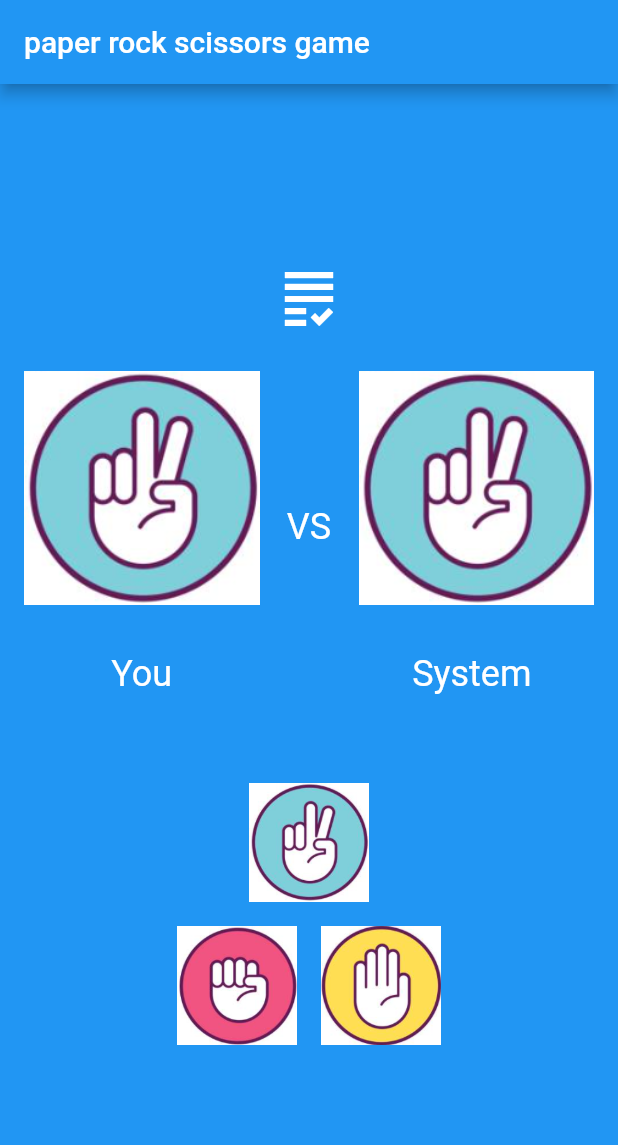
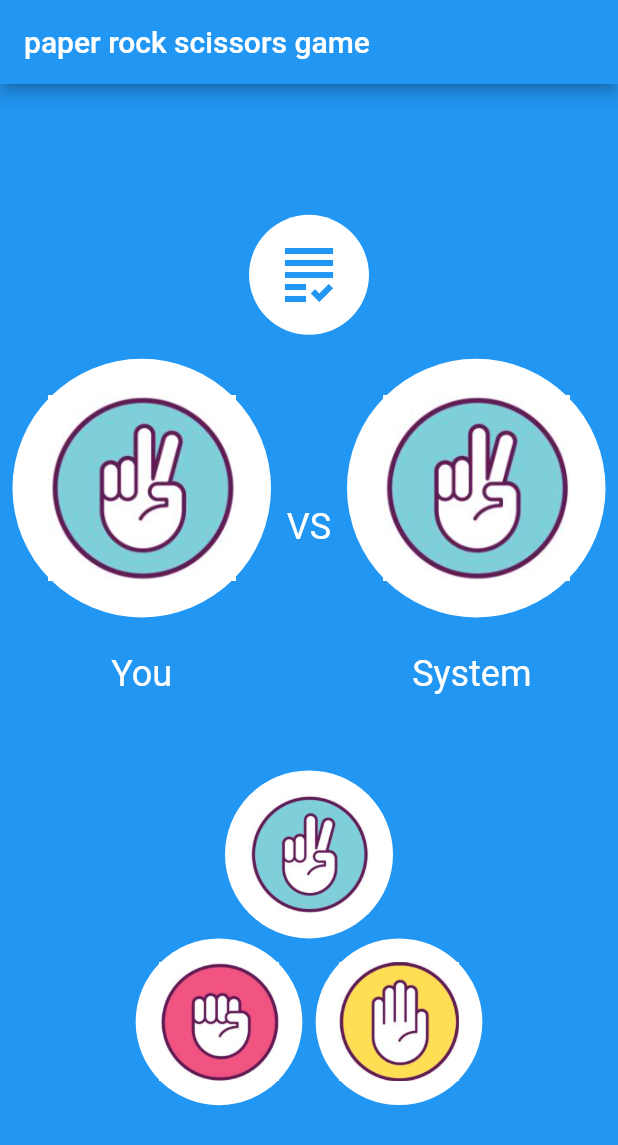
Before and after one commit to AhmadHaniShaheen/paper-rock-scissors-game, a Flutter app: the screen it shows after launch, on a phone screen of 412 x 824 dp. Shown: the top 1145 px of the screen. Run offline on Flutter 3.47's test engine with Material 2 defaults, Android fonts, the light colour scheme and no system bars.

Commit message:
animation part step-4

```diff
--- a/lib/main.dart
+++ b/lib/main.dart
@@ -1,3 +1,4 @@
+import 'dart:async';
 import 'dart:math';
 
 import 'package:flutter/material.dart';
@@ -27,8 +28,11 @@ class DicePage extends StatefulWidget {
 class _DicePageState extends State<DicePage> {
   int leftImage = 1;
   int rightImage = 1;
-  Color color = Colors.white;
+  Color color = Colors.blue;
   IconData icon = Icons.grading;
+  Duration duration = const Duration(milliseconds: 800);
+  double scale = 1;
+  double turns = 0;
 
   /*
   img1= cut
@@ -52,10 +56,28 @@ class _DicePageState extends State<DicePage> {
           Row(
             mainAxisAlignment: MainAxisAlignment.center,
             children: [
-              Icon(
-                icon,
-                color: color,
-                size: 48,
+              AnimatedRotation(
+                duration: duration,
+                turns: turns,
+                child: AnimatedScale(
+                  duration: duration,
+                  scale: scale,
+                  curve: Curves.bounceIn,
+                  child: Container(
+                    padding: const EdgeInsets.all(16),
+                    decoration: const BoxDecoration(
+                      shape: BoxShape.circle,
+                      color: Colors.white,
+                    ),
+                    child: Center(
+                      child: Icon(
+                        icon,
+                        color: color,
+                        size: 48,
+                      ),
+                    ),
+                  ),
+                ),
               ),
             ],
           ),
@@ -67,10 +89,22 @@ class _DicePageState extends State<DicePage> {
               Expanded(
                 child: Column(
                   children: [
-                    TextButton(
-                      onPressed: () {},
-                      child: Image(
-                        image: AssetImage('images/img$leftImage.png'),
+                    AnimatedScale(
+                      duration: duration,
+                      scale: scale,
+                      curve: Curves.bounceIn,
+                      child: Container(
+                        padding: const EdgeInsets.all(16),
+                        decoration: const BoxDecoration(
+                          shape: BoxShape.circle,
+                          color: Colors.white,
+                        ),
+                        child: TextButton(
+                          onPressed: () {},
+                          child: Image(
+                            image: AssetImage('images/img$leftImage.png'),
+                          ),
+                        ),
                       ),
                     ),
                     const SizedBox(
@@ -95,61 +129,22 @@ class _DicePageState extends State<DicePage> {
               Expanded(
                 child: Column(
                   children: [
-                    TextButton(
-                      onPressed: () {
-                        setState(() {
-                          leftImage = Random().nextInt(3) + 1;
-                          rightImage = Random().nextInt(3) + 1;
-                          if (leftImage == 1 && rightImage == 1) {
-                            setState(() {
-                              icon = Icons.grading;
-                              color = Colors.white;
-                            });
-                          } else if (leftImage == 1 && rightImage == 2) {
-                            setState(() {
-                              icon = Icons.thumb_down;
-                              color = Colors.red;
-                            });
-                          } else if (leftImage == 1 && rightImage == 3) {
-                            setState(() {
-                              icon = Icons.thumb_up;
-                              color = Colors.green;
-                            });
-                          } else if (leftImage == 2 && rightImage == 1) {
-                            setState(() {
-                              icon = Icons.thumb_up;
-                              color = Colors.green;
-                            });
-                          } else if (leftImage == 2 && rightImage == 2) {
-                            setState(() {
-                              icon = Icons.grading;
-                              color = Colors.white;
-                            });
-                          } else if (leftImage == 2 && rightImage == 3) {
-                            setState(() {
-                              icon = Icons.thumb_down;
-                              color = Colors.red;
-                            });
-                          } else if (leftImage == 3 && rightImage == 1) {
-                            setState(() {
-                              icon = Icons.thumb_down;
-                              color = Colors.red;
-                            });
-                          } else if (leftImage == 3 && rightImage == 2) {
-                            setState(() {
-                              icon = Icons.thumb_up;
-                              color = Colors.green;
-                            });
-                          } else if (leftImage == 3 && rightImage == 3) {
-                            setState(() {
-                              icon = Icons.grading;
-                              color = Colors.white;
-                            });
-                          }
-                        });
-                      },
-                      child: Image(
-                        image: AssetImage('images/img$rightImage.png'),
+                    AnimatedScale(
+                      duration: duration,
+                      scale: scale,
+                      curve: Curves.bounceIn,
+                      child: Container(
+                        padding: const EdgeInsets.all(16),
+                        decoration: const BoxDecoration(
+                          shape: BoxShape.circle,
+                          color: Colors.white,
+                        ),
+                        child: TextButton(
+                          onPressed: () {},
+                          child: Image(
+                            image: AssetImage('images/img$rightImage.png'),
+                          ),
+                        ),
                       ),
                     ),
                     const SizedBox(
@@ -167,45 +162,95 @@ class _DicePageState extends State<DicePage> {
           const SizedBox(
             height: 50,
           ),
-          TextButton(
-            onPressed: () {
-              setState(() {
-                leftImage = 1;
-                roundedWiner();
-              });
-            },
-            child: const Image(
-              width: 80,
-              height: 80,
-              image: AssetImage('images/img1.png'),
+          Container(
+            padding: const EdgeInsets.all(8),
+            decoration: const BoxDecoration(
+              shape: BoxShape.circle,
+              color: Colors.white,
+            ),
+            child: TextButton(
+              onPressed: () {
+                setState(
+                  () {
+                    leftImage = 1;
+                    roundedWiner();
+                    scale = 0;
+                    turns = 1;
+                  },
+                );
+                Timer(duration, () {
+                  setState(() {
+                    scale = 1;
+                    turns += 1;
+                  });
+                });
+              },
+              child: const Image(
+                width: 80,
+                height: 80,
+                image: AssetImage('images/img1.png'),
+              ),
             ),
           ),
           Row(
             mainAxisAlignment: MainAxisAlignment.center,
             children: [
-              TextButton(
-                onPressed: () {
-                  setState(() {
-                    leftImage = 2;
+              Container(
+                padding: const EdgeInsets.all(8),
+                decoration: const BoxDecoration(
+                  shape: BoxShape.circle,
+                  color: Colors.white,
+                ),
+                child: TextButton(
+                  onPressed: () {
+                    setState(() {
+                      leftImage = 2;
 
-                    roundedWiner();
-                  });
-                },
-                child: const Image(
-                  width: 80,
-                  image: AssetImage('images/img2.png'),
+                      roundedWiner();
+                      scale = 0;
+                      turns += 1;
+                    });
+                    Timer(duration, () {
+                      setState(() {
+                        scale = 1;
+                        turns += 1;
+                      });
+                    });
+                  },
+                  child: const Image(
+                    width: 80,
+                    image: AssetImage('images/img2.png'),
+                  ),
                 ),
               ),
-              TextButton(
-                onPressed: () {
-                  setState(() {
-                    leftImage = 3;
-                    roundedWiner();
-                  });
-                },
-                child: const Image(
-                  width: 80,
-                  image: AssetImage('images/img3.png'),
+              const SizedBox(
+                width: 8,
+              ),
+              Container(
+                padding: const EdgeInsets.all(8),
+                decoration: const BoxDecoration(
+                  shape: BoxShape.circle,
+                  color: Colors.white,
+                ),
+                child: TextButton(
+                  onPressed: () {
+                    setState(() {
+                      leftImage = 3;
+                      roundedWiner();
+                      scale = 0;
+                      turns = 1;
+                    });
+                    Timer(duration, () {
+                      setState(() {
+                        scale = 1;
+                        turns += 1;
+                      });
+                    });
+                  },
+                  child: const Image(
+                    width: 80,
+                    image: AssetImage('images/img3.png'),
+                  ),
                 ),
               ),
             ],
@@ -220,7 +265,7 @@ class _DicePageState extends State<DicePage> {
     if (leftImage == 1 && rightImage == 1) {
       setState(() {
         icon = Icons.grading;
-        color = Colors.white;
+        color = Colors.blue;
       });
     } else if (leftImage == 1 && rightImage == 2) {
       setState(() {
@@ -240,7 +285,7 @@ class _DicePageState extends State<DicePage> {
     } else if (leftImage == 2 && rightImage == 2) {
       setState(() {
         icon = Icons.grading;
-        color = Colors.white;
+        color = Colors.blue;
       });
     } else if (leftImage == 2 && rightImage == 3) {
       setState(() {
@@ -260,7 +305,7 @@ class _DicePageState extends State<DicePage> {
     } else if (leftImage == 3 && rightImage == 3) {
       setState(() {
         icon = Icons.grading;
-        color = Colors.white;
+        color = Colors.blue;
       });
     }
   }
```
Also changed, not shown: 1 other file.
